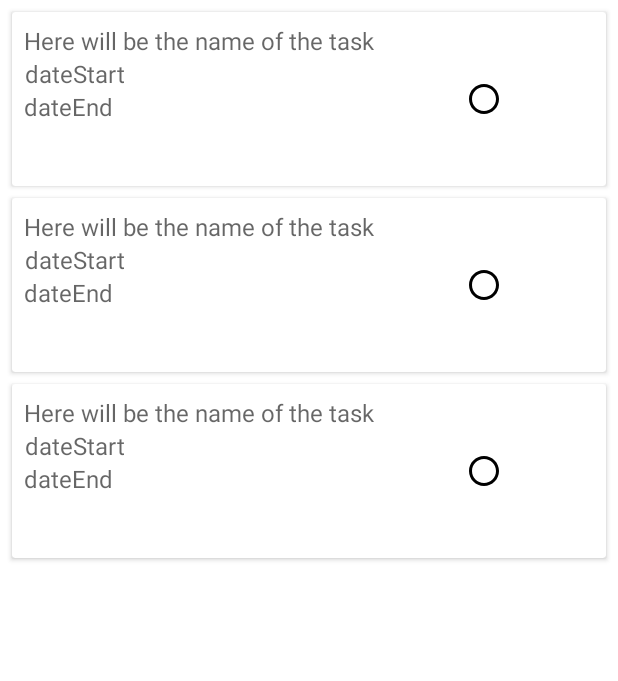
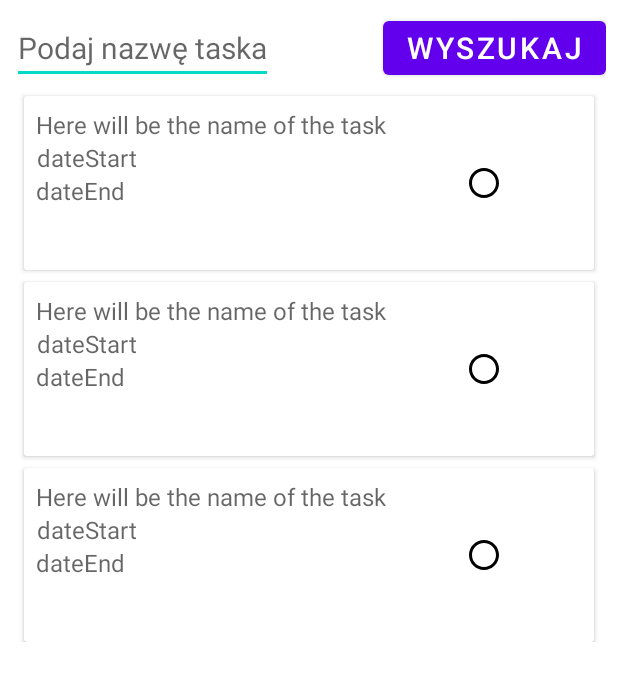
Before and after one commit to KamilSzus/ListaToDo, an Android app: the layout fragment_task_recycler_view.xml on its own in the app's theme, with its tools: preview values and no code run, on a phone screen of 412 x 824 dp. Shown: the top 681 px of the screen. Run offline under Robolectric (Android 15) with nearby library versions, the phone set to English and light mode, and no system bars.

Commit message:
add function to find task by title

```diff
--- a/app/src/main/res/layout/fragment_task_recycler_view.xml
+++ b/app/src/main/res/layout/fragment_task_recycler_view.xml
@@ -1,14 +1,48 @@
 <?xml version="1.0" encoding="utf-8"?>
-<FrameLayout xmlns:android="http://schemas.android.com/apk/res/android"
+<androidx.constraintlayout.widget.ConstraintLayout
+    xmlns:android="http://schemas.android.com/apk/res/android"
+    xmlns:app="http://schemas.android.com/apk/res-auto"
     xmlns:tools="http://schemas.android.com/tools"
     android:layout_width="match_parent"
     android:layout_height="match_parent"
     tools:context=".recyclerView.TaskRecyclerViewFragment">
 
-    <androidx.recyclerview.widget.RecyclerView
-        android:id="@+id/recyclerViewsTasks"
+    <androidx.constraintlayout.widget.ConstraintLayout
         android:layout_width="match_parent"
         android:layout_height="match_parent"
-        tools:listitem="@layout/task" />
+        android:layout_gravity="center_vertical"
+        android:padding="8dp">
 
-</FrameLayout>
+        <EditText
+            android:id="@+id/editTextFindTask"
+            android:layout_width="wrap_content"
+            android:layout_height="wrap_content"
+            android:layout_weight="1"
+            android:hint="@string/podaj_nazw_taska"
+            android:maxLength="20"
+            android:textAlignment="center"
+            android:textSize="20sp"
+            app:layout_constraintStart_toStartOf="parent"
+            app:layout_constraintTop_toTopOf="parent" />
+
+        <Button
+            android:id="@+id/buttonWyszukaj"
+            android:layout_width="wrap_content"
+            android:layout_height="wrap_content"
+            android:text="Wyszukaj"
+            android:textSize="20sp"
+            app:layout_constraintEnd_toEndOf="parent"
+            app:layout_constraintTop_toTopOf="parent" />
+
+        <androidx.recyclerview.widget.RecyclerView
+            android:id="@+id/recyclerViewsTasks"
+            android:layout_width="match_parent"
+            android:layout_height="wrap_content"
+            app:layout_constraintEnd_toEndOf="parent"
+            app:layout_constraintStart_toStartOf="parent"
+            app:layout_constraintTop_toBottomOf="@+id/buttonWyszukaj"
+            tools:listitem="@layout/task" />
+
+    </androidx.constraintlayout.widget.ConstraintLayout>
+
+</androidx.constraintlayout.widget.ConstraintLayout>
--- a/app/src/main/res/values/strings.xml
+++ b/app/src/main/res/values/strings.xml
@@ -18,4 +18,5 @@
     <string name="back">Back</string>
     <string name="settings">Settings</string>
     <string name="modify_task">Modify Task</string>
+    <string name="podaj_nazw_taska">Podaj nazwę taska</string>
 </resources>
```
Also changed, not shown: app/src/main/java/com/example/listatodo/MainActivity.java (+14 -4 lines), app/src/main/java/com/example/listatodo/recyclerView/TaskRecyclerViewFragment.java (+25 -8 lines).
